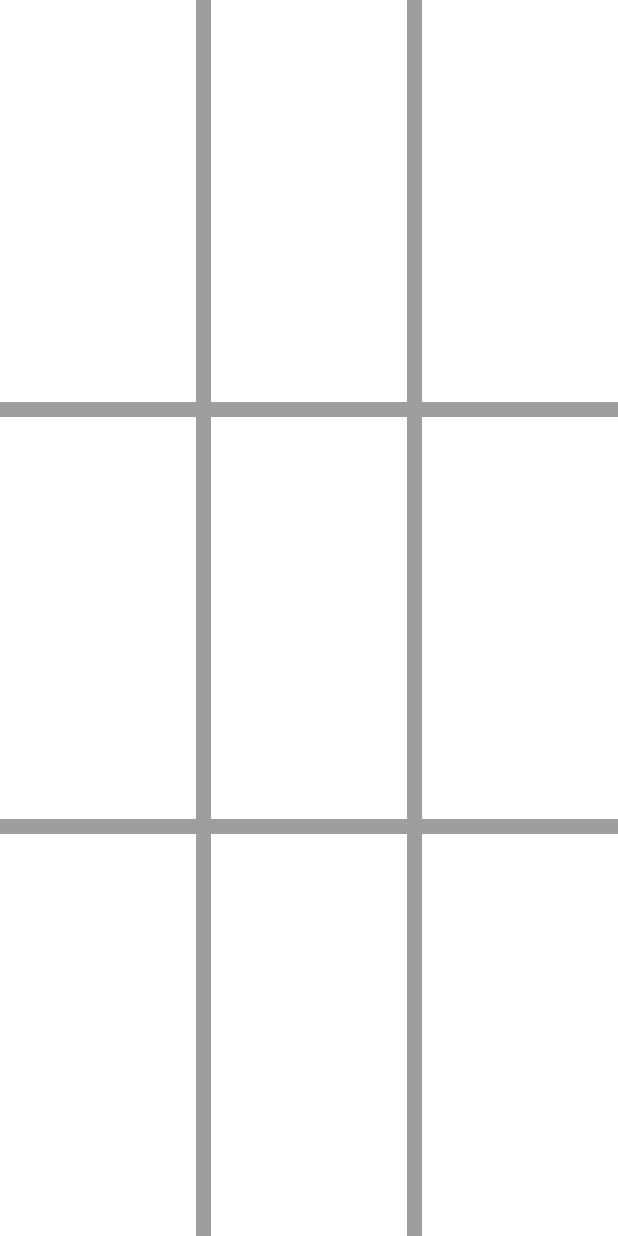
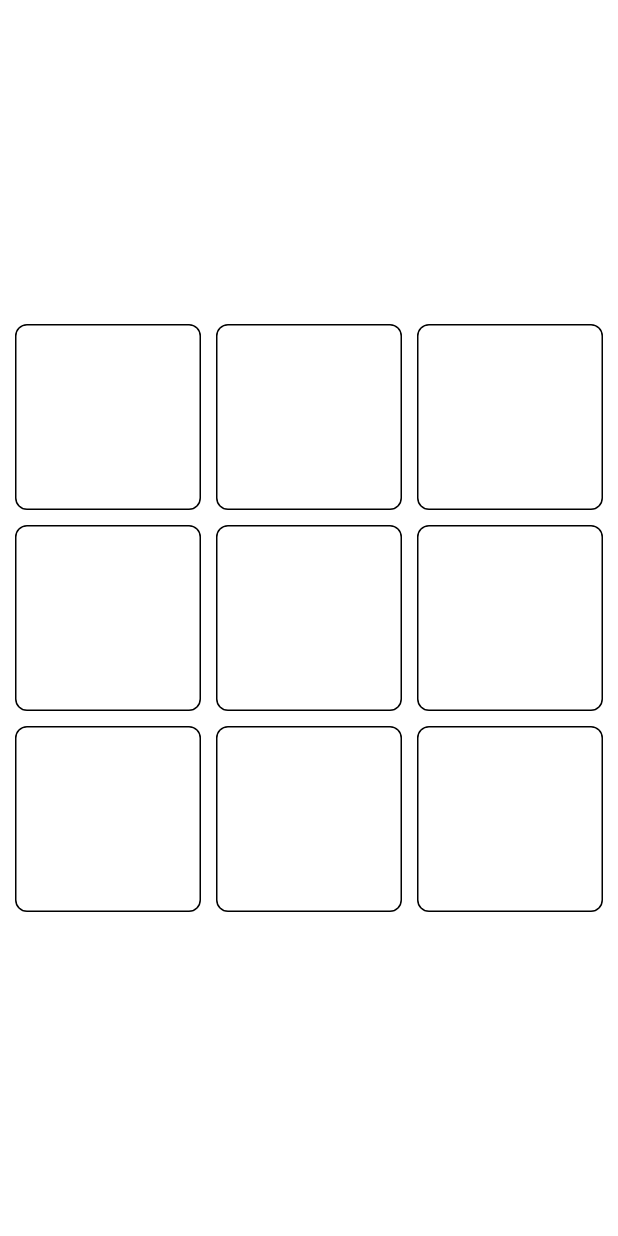
Before and after one commit to Soejii/pulse_flow, a Flutter app: the HomeScreen screen opened by its route, after a tap on "START !", on a phone screen of 412 x 824 dp. Run offline on Flutter 3.47's test engine with Material 3 defaults, Android fonts, the phone set to English and light mode, and no system bars; our stand-ins replace get.

Commit message:
feat: scaling the game

```diff
--- a/lib/presentation/game/controllers/game.controller.dart
+++ b/lib/presentation/game/controllers/game.controller.dart
@@ -8,8 +8,8 @@ class GameController extends GetxController {
   void onInit() {
     // TODO: implement onInit
     super.onInit();
-    tileColors.value = List<Color?>.filled(zoneCount, null);
-    remainingTiles = List.generate(zoneCount, (i) => i);
+    tileColors.value = List<Color?>.filled(zoneCount.value, null);
+    remainingTiles = List.generate(zoneCount.value, (i) => i);
   }
 
   @override
@@ -33,8 +33,12 @@ class GameController extends GetxController {
   List<int> playerSequenceList = [];
   int targetGreenCount = 0;
   int currentGreenCount = 0;
-  int zoneCount = 9;
+  var zoneCount = 9.obs;
   List<int> remainingTiles = [];
+
+  int currentLevel = 1;
+  List<int> zoneCountList = [9, 16, 25, 36];
+  final targetGreenCountRange = [(3, 6), (5, 9), (7, 13), (10, 18)];
 
   // psuedo rng shi
   int distractorFailStreak = 0;
@@ -44,21 +48,34 @@ class GameController extends GetxController {
   var tileColors = <Color?>[].obs;
 
   void startGame() async {
-    resetState();
+    resetRunState();
+    _reinitBoard();
     isStarted = true;
     _sequenceLoop();
   }
 
-  void resetState() {
+  void resetRunState() {
     correctSequenceList = [];
     playerSequenceList = [];
     currentGreenCount = 0;
     isRecallPhase.value = false;
     distractorFailStreak = 0;
-    targetGreenCount = 3 + _random.nextInt(6);
+    final range = targetGreenCountRange[currentLevel - 1];
+    targetGreenCount = range.$1 + _random.nextInt(range.$2 - range.$1 + 1);
     isStarted = false;
-    tileColors.value = List<Color?>.filled(zoneCount, null);
-    remainingTiles = List.generate(zoneCount, (i) => i);
+  }
+
+  void _reinitBoard() {
+    tileColors.value = List<Color?>.filled(zoneCount.value, null);
+    remainingTiles = List.generate(zoneCount.value, (i) => i);
+  }
+
+  void setLevel(int levelIndex) {
+    currentLevel = levelIndex;
+    zoneCount.value = zoneCountList[levelIndex];
+    resetRunState();
+    _reinitBoard();
+    isStarted = false;
   }
 
   Future<void> _sequenceLoop() async {
@@ -67,7 +84,7 @@ class GameController extends GetxController {
       await Future.delayed(const Duration(milliseconds: 700));
     }
     isRecallPhase.value = true;
-    tileColors.value = List<Color?>.filled(zoneCount, null);
+    tileColors.value = List<Color?>.filled(zoneCount.value, null);
   }
 
   onTapRecallPhase(int index) async {
@@ -169,7 +186,8 @@ class GameController extends GetxController {
         actions: [
           TextButton(
             onPressed: () {
-              resetState();
+              resetRunState();
+              _reinitBoard();
               Get.back();
             },
             child: const Text('OK'),
@@ -191,7 +209,8 @@ class GameController extends GetxController {
         actions: [
           TextButton(
             onPressed: () {
-              resetState();
+              resetRunState();
+              _reinitBoard();
               Get.back();
             },
             child: const Text('OK'),
--- a/lib/presentation/game/game.screen.dart
+++ b/lib/presentation/game/game.screen.dart
@@ -1,85 +1,49 @@
+import 'dart:math' as math;
 import 'package:flutter/material.dart';
-
 import 'package:get/get.dart';
 
 import 'controllers/game.controller.dart';
 
 class GameScreen extends GetView<GameController> {
   const GameScreen({super.key});
+
   @override
   Widget build(BuildContext context) {
     return Scaffold(
       backgroundColor: Colors.white,
-      body: Row(
+      body: SafeArea(
+        child: Column(
+          mainAxisAlignment: MainAxisAlignment.center,
           children: [
-          Expanded(
-            child: Column(
-              children: [
-                zoneBox(0),
-                Container(
-                  color: Colors.grey,
-                  height: 10,
+            Center(
+              child: Obx(() {
+                final zoneCount = controller.zoneCount;
+                final crossAxisCount = math.sqrt(zoneCount.value).toInt();
+
+                return AspectRatio(
+                  aspectRatio: 1,
+                  child: GridView.builder(
+                    physics: const NeverScrollableScrollPhysics(),
+                    padding: const EdgeInsets.all(10),
+                    itemCount: zoneCount.value,
+                    gridDelegate: SliverGridDelegateWithFixedCrossAxisCount(
+                      crossAxisCount: crossAxisCount,
+                      mainAxisSpacing: 10,
+                      crossAxisSpacing: 10,
                     ),
-                zoneBox(1),
-                Container(
-                  color: Colors.grey,
-                  height: 10,
+                    itemBuilder: (context, index) => _zoneTile(index),
                   ),
-                zoneBox(2),
+                );
+              }),
+            ),
           ],
         ),
-          ),
-          Container(
-            color: Colors.grey,
-            width: 10,
-          ),
-          Expanded(
-            child: Column(
-              children: [
-                zoneBox(3),
-                Container(
-                  color: Colors.grey,
-                  height: 10,
-                ),
-                zoneBox(4),
-                Container(
-                  color: Colors.grey,
-                  height: 10,
-                ),
-                zoneBox(5),
-              ],
-            ),
-          ),
-          Container(
-            color: Colors.grey,
-            width: 10,
-          ),
-          Expanded(
-            child: Column(
-              children: [
-                zoneBox(6),
-                Container(
-                  color: Colors.grey,
-                  height: 10,
-                ),
-                zoneBox(7),
-                Container(
-                  color: Colors.grey,
-                  height: 10,
-                ),
-                zoneBox(8),
-              ],
-            ),
-          ),
-        ],
       ),
     );
   }
 
-  Widget zoneBox(int index) {
-    return Expanded(
-      child: Obx(
-        () {
+  Widget _zoneTile(int index) {
+    return Obx(() {
       return GestureDetector(
         onTap: () {
           if (controller.isStarted == false) {
@@ -90,11 +54,16 @@ class GameScreen extends GetView<GameController> {
           }
         },
         child: Container(
+          decoration: BoxDecoration(
             color: controller.tileColors[index] ?? Colors.white,
+            borderRadius: BorderRadius.circular(8),
+            border: Border.all(
+              color: Colors.black,
+              width: 1,
+            ),
+          ),
         ),
       );
-        },
-      ),
-    );
+    });
   }
 }
```
Lines whose indentation alone changed are shown as unchanged.
